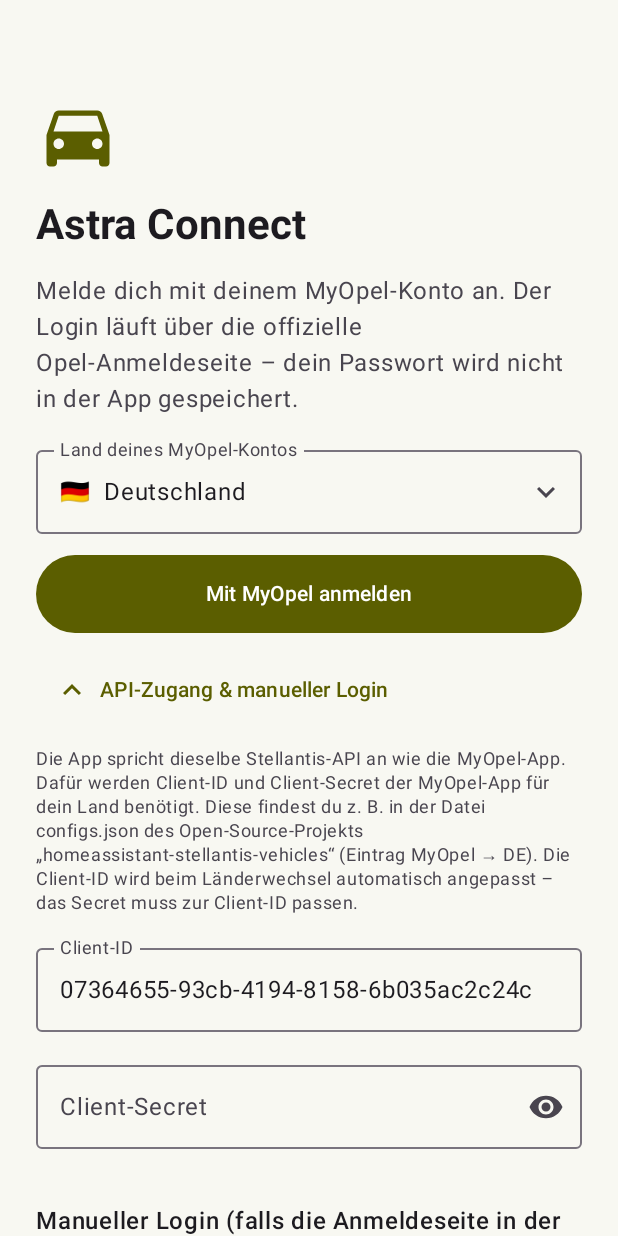
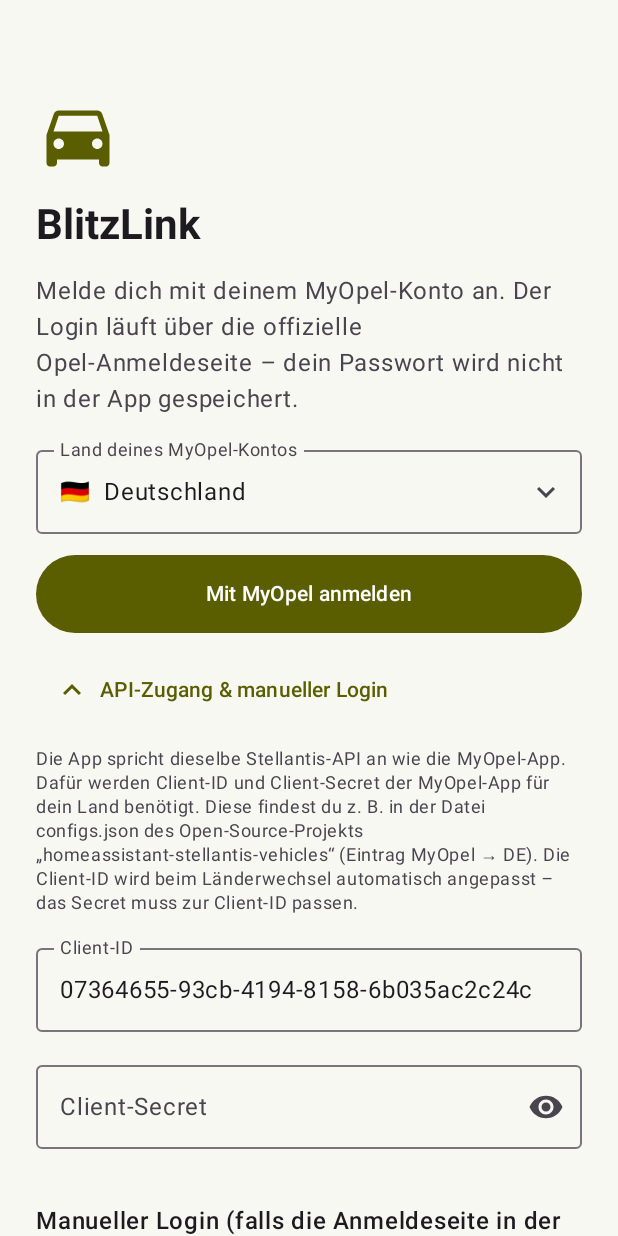
Before and after one commit to mj1985/astra_app, an Android app built with Jetpack Compose: the screen it shows after launch (MainActivity), on a phone screen of 412 x 824 dp. Run offline under Robolectric (Android 15) with nearby library versions, the phone set to English and light mode, and no system bars; libraries missing offline, so code that uses them is left out: org.eclipse.paho; pictures from the network do not load.

Commit message:
App heißt BlitzLink
Neuer Name für App-Symbol, Widget-Liste, Login-Bildschirm, Sicherungsdateien (blitzlink_backup…json) und README. Paket-ID, Schlüssel der verschlüsselten Anmeldung, Kennung im Sicherungsinhalt und der Navigations-Eintrag bei Opel bleiben unverändert – Daten, Anmeldung und alte Sicherungen bleiben nutzbar.

```diff
--- a/app/src/main/java/com/astraconnect/app/ui/LoginScreen.kt
+++ b/app/src/main/java/com/astraconnect/app/ui/LoginScreen.kt
@@ -94,7 +94,7 @@ fun LoginScreen(vm: AppViewModel) {
         ) {
             Spacer(Modifier.height(24.dp))
             Icon(Icons.Filled.DirectionsCar, null, tint = MaterialTheme.colorScheme.primary, modifier = Modifier.size(56.dp))
-            Text("Astra Connect", style = MaterialTheme.typography.headlineMedium, fontWeight = FontWeight.Bold)
+            Text("BlitzLink", style = MaterialTheme.typography.headlineMedium, fontWeight = FontWeight.Bold)
             Text(
                 "Melde dich mit deinem MyOpel-Konto an. Der Login läuft über die offizielle Opel-Anmeldeseite – " +
                     "dein Passwort wird nicht in der App gespeichert.",
--- a/app/src/main/res/values/strings.xml
+++ b/app/src/main/res/values/strings.xml
@@ -1,5 +1,5 @@
 <resources>
-    <string name="app_name">Astra Connect</string>
+    <string name="app_name">BlitzLink</string>
     <string name="widget_charge_description">Laden: Akkustand, Restladezeit und Reichweite (elektrisch und gesamt)</string>
     <string name="widget_car_description">Fahrzeug: Bild, Reichweite und Ladestatus – mit Tasten für Verriegeln, Klima, Laden und Licht</string>
     <string name="widget_control_description">Steuerung: Klimatisierung, Hupe, Licht und Verriegeln – mit Fahrzeugbild</string>
```
Also changed, not shown: app/src/main/java/com/astraconnect/app/data/Backup.kt (+4 -3 lines), 1 other file.
